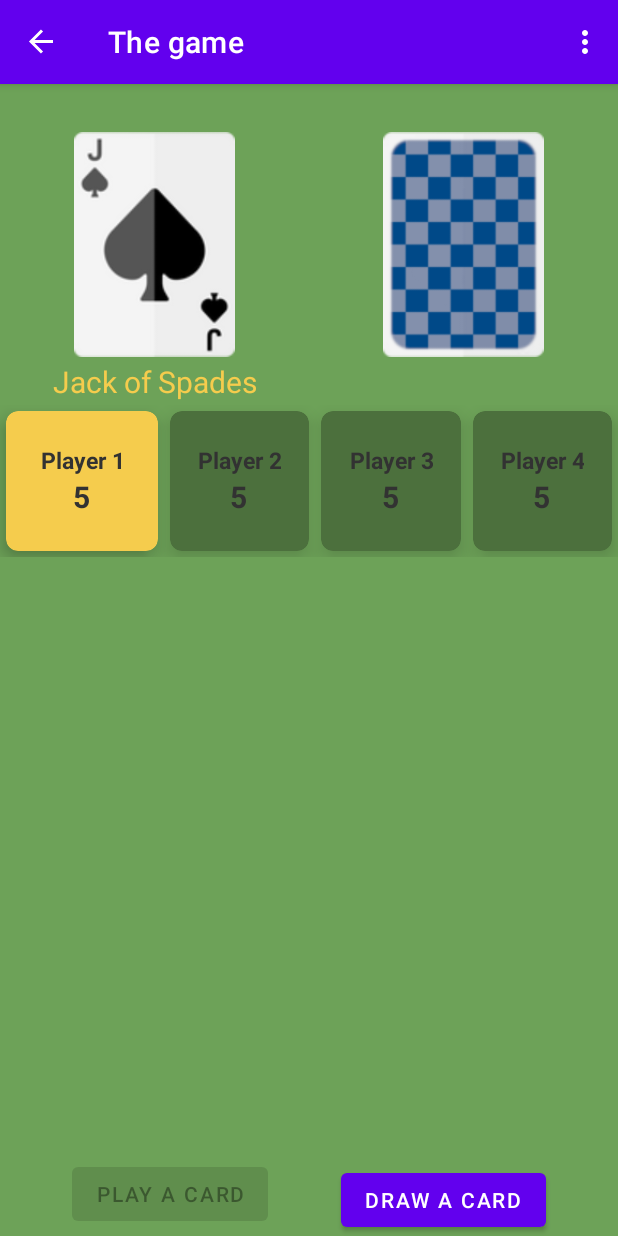
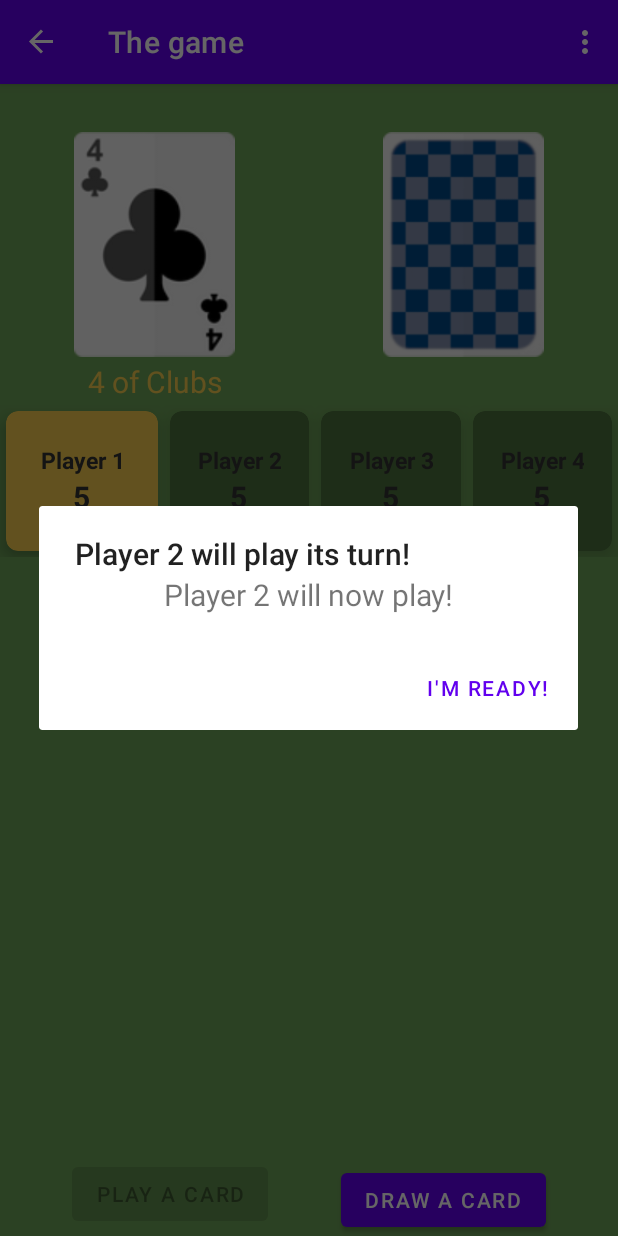
Before and after one commit to mattix1710/CardShowcase, an Android app: the GameLocalMultiplayer screen opened through its navigation route, in the options menu, after a tap on "Settings", on a phone screen of 412 x 824 dp. Run offline under Robolectric (Android 15) with nearby library versions, the phone set to English and light mode, and no system bars; our stand-ins replace FlexboxLayout, navigation-ui; 6 statements that could not run were skipped.

Commit message:
local multiplayer works!

```diff
--- a/app/src/main/java/com/example/cardshowcase/GameLocalMultiplayer.kt
+++ b/app/src/main/java/com/example/cardshowcase/GameLocalMultiplayer.kt
@@ -8,6 +8,7 @@ import android.view.LayoutInflater
 import android.view.View
 import android.view.ViewGroup
 import android.widget.TextView
+import androidx.cardview.widget.CardView
 import androidx.fragment.app.Fragment
 import androidx.navigation.fragment.findNavController
 import androidx.recyclerview.widget.RecyclerView
@@ -40,8 +41,10 @@ class GameLocalMultiplayer : Fragment(), CardListListener {
     //////////////////////////////////////////////
     // private player card info
     //
-    private var currentPlayerNum: Int = -1
+    private var currentPlayerNum: Int = 0
     private var players = ArrayList<Player>()
+    private var playerCardNum = ArrayList<TextView>()
+    private var playerCardTile = ArrayList<CardView>()
 
     private var cardAdapter: CardAdapter? = null
     //
@@ -74,15 +77,29 @@ class GameLocalMultiplayer : Fragment(), CardListListener {
         players.add(Player("Player 1", playerNumber = 0, requireContext(), cardManager))
         players.add(Player("Player 2", playerNumber = 1, requireContext(), cardManager))
         players.add(Player("Player 3", playerNumber = 2, requireContext(), cardManager))
-        players.add(Player("Player 4", playerNumber = 3, requireContext(). cardManager))
-        //players.get(0).initPlayerCards(cardManager.randomizeCardList())
+        players.add(Player("Player 4", playerNumber = 3, requireContext(), cardManager))
 
-        newPlayerAlert()
+        playerCardNum.add(binding.player1CardsInfo!!)
+        playerCardNum.add(binding.player2CardsInfo!!)
+        playerCardNum.add(binding.player3CardsInfo!!)
+        playerCardNum.add(binding.player4CardsInfo!!)
+
+        playerCardTile.add(binding.cardViewTile1!!)
+        playerCardTile.add(binding.cardViewTile2!!)
+        playerCardTile.add(binding.cardViewTile3!!)
+        playerCardTile.add(binding.cardViewTile4!!)
+
+        //////////////////////////////////////////////////////
+
+        recyclerView = binding.cardListView
+
+        //cardAdapter = CardAdapter(players[currentPlayerNum].getCards(), this@GameLocalMultiplayer, requireContext())
+        newPlayerAlert(true)
         //cardAdapter = CardAdapter(playerCards!!, this@GameLocalMultiplayer, requireContext())
         //cardAdapter = CardAdapter(players[0].playerCards, this@GameLocalMultiplayer, requireContext())
 
-        recyclerView = binding.cardListView
-        recyclerView!!.adapter = cardAdapter
+
+        //recyclerView!!.adapter = cardAdapter
 
         var layoutManager = FlexboxLayoutManager(requireContext())
         layoutManager.flexDirection = FlexDirection.ROW
@@ -97,7 +114,7 @@ class GameLocalMultiplayer : Fragment(), CardListListener {
         // binding button with onClickListeners
         //
         binding.drawCardButton!!.setOnClickListener {
-            cardManager.drawCardFromStack(players[currentPlayerNum].playerCards, cardAdapter!!)
+            cardManager.drawCardFromStack(players[currentPlayerNum].getCards(), cardAdapter!!)
             updatePlayerInfo()
         }
         binding.drawCard.setOnClickListener { newPlayerAlert() }//drawNewCard() }
@@ -108,24 +125,29 @@ class GameLocalMultiplayer : Fragment(), CardListListener {
         cardManager?.setInitialDisplayedCard(binding.displayedCard, binding.currentCardName!!)
     }
 
-    fun newPlayerAlert(){
+    fun newPlayerAlert(firstPlayer: Boolean = false){
         // set new current player index number
-        currentPlayerNum = (currentPlayerNum + 1) % players.size        // player counting starts with 0
+        if(!firstPlayer)
+            currentPlayerNum = (currentPlayerNum + 1) % players.size        // player counting starts with 0
+
+        cardAdapter = CardAdapter(players[currentPlayerNum].getCards(), this@GameLocalMultiplayer, requireContext())
+        recyclerView!!.adapter = cardAdapter
 
         var inflater = LayoutInflater.from(requireContext())
         // TODO: rethink the size of inflated message - too small to cover the other players cards
         var view = inflater.inflate(R.layout.new_player_dialog, null)
-        //var currentPlayerInfo = findViewById(R.id.newPlayerInfo) as TextView
 
         var newPlayerDialog = AlertDialog.Builder(requireContext())
         var title = players[currentPlayerNum].getName() + " will play its turn!"
         newPlayerDialog.setTitle(title)
         newPlayerDialog.setView(view)
+        newPlayerDialog.setCancelable(false)
         newPlayerDialog.setPositiveButton("I'm ready!",
             DialogInterface.OnClickListener { dialogInterface, i ->
-                // TODO: display new current players cards
-                cardAdapter = CardAdapter(players[currentPlayerNum].getCards(), this@GameLocalMultiplayer, requireContext())
                 cardAdapter!!.notifyDataSetChanged()
+                // TODO: change view of new current players tile
+                updatePlayerInfo()
+
             })
         newPlayerDialog.create().show()
     }
@@ -151,10 +173,10 @@ class GameLocalMultiplayer : Fragment(), CardListListener {
     }
 
     // TODO: delete?? (deprecated fun - already used in CardManager)
-    private fun drawNewCard() {
+/*    private fun drawNewCard() {
 
         // while new cards are drawed, the state of current cards is reset
-        for(card in players[0].playerCards) card.resetSelected()
+        for(card in players[0].getCards()) card.resetSelected()
         players[0].resetSelectedCards()
 
 
@@ -182,13 +204,13 @@ class GameLocalMultiplayer : Fragment(), CardListListener {
         // update the view
         updatePlayerInfo()
         cardAdapter!!.notifyDataSetChanged()
-    }
+    }*/
 
     private fun playCards(){
-        players[currentPlayerNum].playCards(binding.displayedCard, binding.currentCardName!!)
+        if(players[currentPlayerNum].playCards(binding.displayedCard, binding.currentCardName!!))       // if cards played were good - proceed to the next player
+            newPlayerAlert()            // set alert about new players turn
 
         updatePlayerInfo()
-        newPlayerAlert()            // set alert about new players turn
         cardAdapter!!.notifyDataSetChanged()
     }
 
@@ -264,13 +286,22 @@ class GameLocalMultiplayer : Fragment(), CardListListener {
 
     // TODO: updatePlayerInfo
     private fun updatePlayerInfo(){
-        when(currentPlayerNum){
-            0 -> binding.player1CardsInfo!!.text = players[currentPlayerNum].playerCards.size.toString()
-            1 -> binding.player2CardsInfo!!.text = players[currentPlayerNum].playerCards.size.toString()
-            2 -> binding.player3CardsInfo!!.text = players[currentPlayerNum].playerCards.size.toString()
-            3 -> binding.player4CardsInfo!!.text = players[currentPlayerNum].playerCards.size.toString()
-            else -> Log.i("PLAYER_ERROR", "There is no such player!")
+
+        var currIndex = 0
+        for(it in playerCardTile){
+            if(currIndex == currentPlayerNum)
+                it.setCardBackgroundColor(resources.getColor(R.color.player_chosen))
+            else
+                it.setCardBackgroundColor(resources.getColor(R.color.dark_green_tile_background))
+            currIndex++
         }
+
+        currIndex = 0
+        for(it in playerCardNum){
+            it.text = players[currIndex].getCards().size.toString()
+            currIndex++
+        }
+
     }
 
 }
--- a/app/src/main/java/com/example/cardshowcase/playerHandling/Player.kt
+++ b/app/src/main/java/com/example/cardshowcase/playerHandling/Player.kt
@@ -13,7 +13,6 @@ class Player(playerName: String, playerNumber: Int, context: Context, cardManage
     private var uniquePlayerID: Int = 123
     private var playerName: String = "Player"
     private var playerNumber: Int = 0
-    private var playerCards = ArrayList<CardItem>()
 
     init {
         this.playerName = playerName
@@ -26,12 +25,11 @@ class Player(playerName: String, playerNumber: Int, context: Context, cardManage
         return uniquePlayerID
     }
 
-    fun getName(){
+    fun getName(): String{
         return playerName
     }
 
-    fun getCards(){
+    fun getCards(): ArrayList<CardItem>{
         return playerCards
     }
-
 }
--- a/app/src/main/java/com/example/cardshowcase/playerHandling/PlayersCards.kt
+++ b/app/src/main/java/com/example/cardshowcase/playerHandling/PlayersCards.kt
@@ -27,8 +27,8 @@ open class PlayersCards(val context: Context, val cardManager: CardManager) {
         }
     }
 
-    var selectedCards = SelectedCardsStruct()
-    var playerCards = ArrayList<CardItem>()
+    protected var selectedCards = SelectedCardsStruct()
+    protected var playerCards = ArrayList<CardItem>()
 
     fun selectedCard(position: Int){
         var card: CardItem = playerCards[position]          // REMEMBER: it's passed by reference
@@ -110,7 +110,9 @@ open class PlayersCards(val context: Context, val cardManager: CardManager) {
     }
 
     // TODO: playCards - złączyć playCards() i managePlayingCards()
-    fun playCards(displayedCard: ImageView, displayedCardInfo: TextView){
+    fun playCards(displayedCard: ImageView, displayedCardInfo: TextView): Boolean{
+        var isGood: Boolean = false
+
         if(selectedCards.list.size == 1){
             var card = playerCards[selectedCards.list[0]]
             if(cardManager.displayedCard.getCardValue() == card.getCardValue()
@@ -118,13 +120,16 @@ open class PlayersCards(val context: Context, val cardManager: CardManager) {
                 cardManager.managePlayingCards(selectedCards.list, playerCards,
                     displayedCard, displayedCardInfo)
                 resetSelectedCards()
+                isGood = true
             } else{
                 wrongCardAlertDialog()
+                isGood = false
             }
         } else if(selectedCards.selectionType == SelectedCardsStruct.SelectionType.value){
             // if selected cards have the same value as displayed card - i.e. stacking the same value
             cardManager.managePlayingCards(selectedCards.list, playerCards, displayedCard, displayedCardInfo)
             resetSelectedCards()
+            isGood = true
         } else if(selectedCards.selectionType == SelectedCardsStruct.SelectionType.house){
             // if selected cards base on the house type of the displayed card
             var matchesHouseType: Boolean = false
@@ -143,11 +148,15 @@ open class PlayersCards(val context: Context, val cardManager: CardManager) {
 
             if(wrongOnTop || !matchesHouseType){
                 wrongCardAlertDialog(wrongOnTop, matchesHouseType)
+                isGood = false
             } else{
                 cardManager.managePlayingCards(selectedCards.list, playerCards, displayedCard, displayedCardInfo)
                 resetSelectedCards()
+                isGood = true
             }
         }
+
+        return isGood
     }
 
     private fun wrongCardAlertDialog(wrongOnTop: Boolean = false, matchesHouseType: Boolean = false){
--- a/app/src/main/res/layout/game_local_multiplayer.xml
+++ b/app/src/main/res/layout/game_local_multiplayer.xml
@@ -101,6 +101,7 @@
         </androidx.cardview.widget.CardView>
 
         <androidx.cardview.widget.CardView
+            android:id="@+id/cardViewTile1"
             android:layout_width="wrap_content"
             android:layout_height="wrap_content"
             android:layout_row="0"
@@ -121,6 +122,7 @@
                 android:orientation="vertical">
 
                 <TextView
+                    android:id="@+id/player1_name"
                     android:layout_width="wrap_content"
                     android:layout_height="wrap_content"
                     android:text="Player 1"
@@ -142,6 +144,7 @@
         </androidx.cardview.widget.CardView>
 
         <androidx.cardview.widget.CardView
+            android:id="@+id/cardViewTile2"
             android:layout_width="wrap_content"
             android:layout_height="wrap_content"
             android:layout_row="0"
@@ -162,6 +165,7 @@
                 android:orientation="vertical">
 
                 <TextView
+                    android:id="@+id/player2_name"
                     android:layout_width="wrap_content"
                     android:layout_height="wrap_content"
                     android:text="Player 2"
@@ -171,6 +175,7 @@
                     android:textStyle="bold" />
 
                 <TextView
+                    android:id="@+id/player2_cards_info"
                     android:layout_width="wrap_content"
                     android:layout_height="wrap_content"
                     android:text="5"
@@ -182,6 +187,7 @@
         </androidx.cardview.widget.CardView>
 
         <androidx.cardview.widget.CardView
+            android:id="@+id/cardViewTile3"
             android:layout_width="wrap_content"
             android:layout_height="wrap_content"
             android:layout_row="0"
@@ -202,6 +208,7 @@
                 android:orientation="vertical">
 
                 <TextView
+                    android:id="@+id/player3_name"
                     android:layout_width="wrap_content"
                     android:layout_height="wrap_content"
                     android:text="Player 3"
@@ -211,6 +218,7 @@
                     android:textStyle="bold" />
 
                 <TextView
+                    android:id="@+id/player3_cards_info"
                     android:layout_width="wrap_content"
                     android:layout_height="wrap_content"
                     android:text="5"
@@ -222,6 +230,7 @@
         </androidx.cardview.widget.CardView>
 
         <androidx.cardview.widget.CardView
+            android:id="@+id/cardViewTile4"
             android:layout_width="wrap_content"
             android:layout_height="wrap_content"
             android:layout_row="0"
@@ -242,6 +251,7 @@
                 android:orientation="vertical">
 
                 <TextView
+                    android:id="@+id/player4_name"
                     android:layout_width="wrap_content"
                     android:layout_height="wrap_content"
                     android:text="Player 4"
@@ -251,6 +261,7 @@
                     android:textStyle="bold" />
 
                 <TextView
+                    android:id="@+id/player4_cards_info"
                     android:layout_width="wrap_content"
                     android:layout_height="wrap_content"
                     android:text="5"
```
